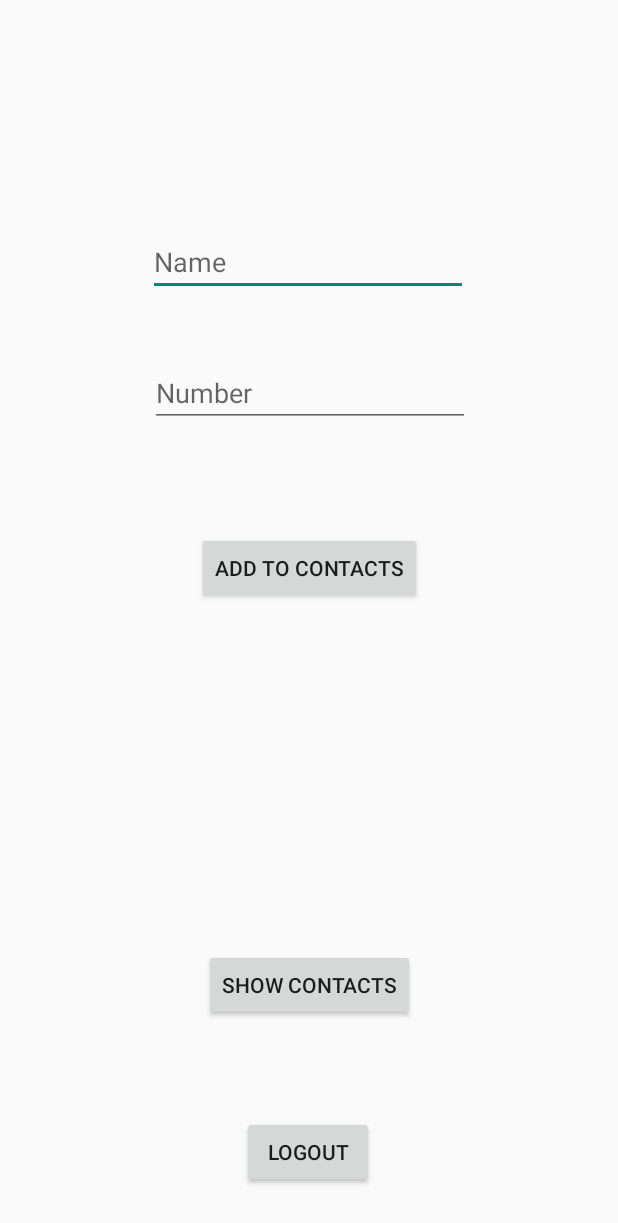
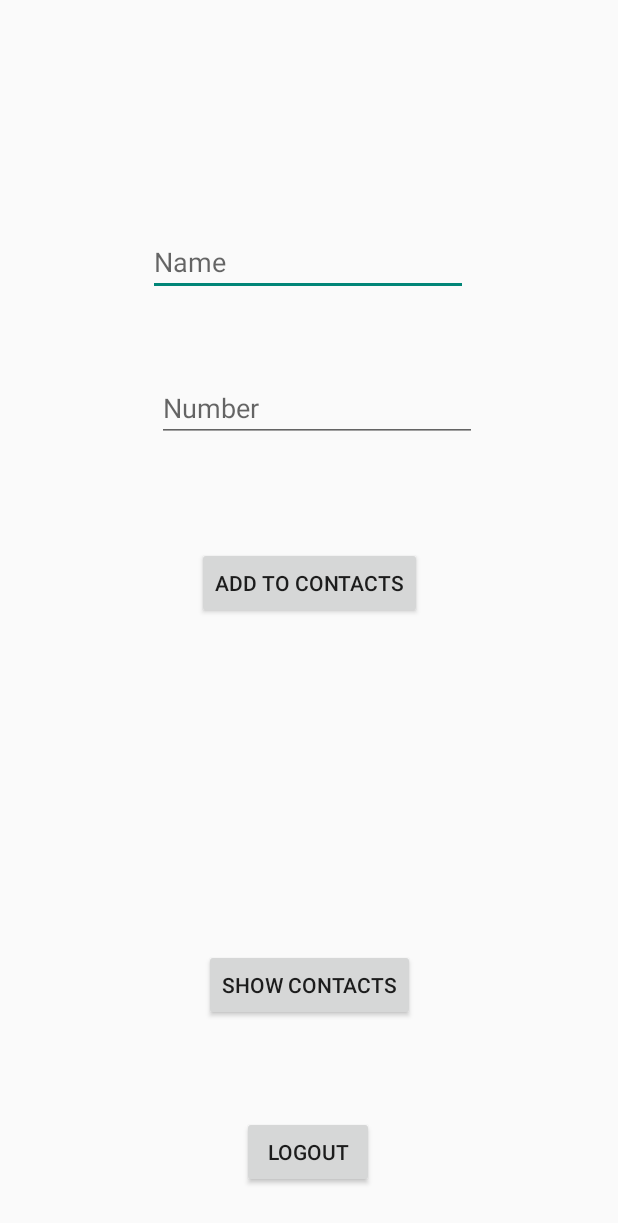
Before and after one commit to Ghanshyam32/contact-book, an Android app: the MainActivity screen opened directly, with no data from a screen before it, on a phone screen of 412 x 824 dp. Shown: the top 1223 px of the screen. Run offline under Robolectric (Android 15) with nearby library versions, the phone set to English and light mode, and no system bars; our stand-ins replace Firebase (no records; nobody signed in at launch, a user with empty details on screens opened directly).

Commit message:
new features added

```diff
--- a/app/src/main/java/com/example/firebase1/MainActivity.java
+++ b/app/src/main/java/com/example/firebase1/MainActivity.java
@@ -64,8 +64,9 @@ public class MainActivity extends AppCompatActivity {
                 else{
 
                     HashMap<String, Object> map = new HashMap<>();
-                    map.put("Name", txt_name);
-                    map.put("Number", txt_number);
+                    map.put("name", txt_name);
+                    map.put("number", txt_number);
+                    Toast.makeText(MainActivity.this, "Contact Saved",Toast.LENGTH_SHORT).show();
 
                     FirebaseDatabase.getInstance().getReference().child("Ghanshyam").push().setValue(map);
 //                    FirebaseDatabase.getInstance().getReference().child("Ghanshyam Mishra").child("Multiple").up(map);
--- a/app/src/main/res/layout/activity_login.xml
+++ b/app/src/main/res/layout/activity_login.xml
@@ -24,7 +24,7 @@
         android:layout_height="wrap_content"
         android:layout_marginTop="62dp"
         android:ems="10"
-        android:inputType="textPersonName"
+        android:inputType="textPassword"
         android:hint="Password"
         app:layout_constraintStart_toStartOf="@+id/email"
         app:layout_constraintTop_toBottomOf="@+id/email" />
--- a/app/src/main/res/layout/activity_main.xml
+++ b/app/src/main/res/layout/activity_main.xml
@@ -34,18 +34,18 @@
         app:layout_constraintStart_toStartOf="parent"
         app:layout_constraintTop_toTopOf="parent" />
 
-    <EditText
-        android:id="@+id/number"
-        android:layout_width="wrap_content"
-        android:layout_height="wrap_content"
-        android:layout_marginStart="1dp"
-        android:layout_marginTop="42dp"
-        android:ems="10"
-        android:hint="Number"
-        android:inputType="textPersonName"
-        android:textColor="@color/black"
-        app:layout_constraintStart_toStartOf="@+id/name"
-        app:layout_constraintTop_toBottomOf="@+id/name" />
+    <!--    <EditText-->
+    <!--        android:id="@+id/number"-->
+    <!--        android:layout_width="wrap_content"-->
+    <!--        android:layout_height="wrap_content"-->
+    <!--        android:layout_marginStart="1dp"-->
+    <!--        android:layout_marginTop="42dp"-->
+    <!--        android:ems="10"-->
+    <!--        android:hint="Number"-->
+    <!--        android:inputType="textPersonName"-->
+    <!--        android:textColor="@color/black"-->
+    <!--        app:layout_constraintStart_toStartOf="@+id/name"-->
+    <!--        app:layout_constraintTop_toBottomOf="@+id/name" />-->
 
     <Button
         android:id="@+id/add"
@@ -67,5 +67,20 @@
         app:layout_constraintEnd_toEndOf="parent"
         app:layout_constraintStart_toStartOf="parent" />
 
+    <EditText
+        android:id="@+id/number"
+        android:layout_width="wrap_content"
+        android:layout_height="wrap_content"
+        android:layout_marginStart="6dp"
+        android:layout_marginTop="52dp"
+        android:ems="10"
+        android:hint="Number"
+        android:inputType="phone"
+        app:layout_constraintEnd_toEndOf="parent"
+        app:layout_constraintHorizontal_bias="0.0"
+        app:layout_constraintStart_toStartOf="@+id/name"
+        app:layout_constraintTop_toBottomOf="@+id/name"
+        android:autofillHints="7011432140" />
+
 
 </androidx.constraintlayout.widget.ConstraintLayout>
```
Also changed, not shown: app/src/main/java/com/example/firebase1/ContactsList.java (+38 -0 lines), app/src/main/java/com/example/firebase1/ModelClass.java (added, +27 -0 lines), app/src/main/res/layout/list_item.xml (added, +9 -0 lines).
